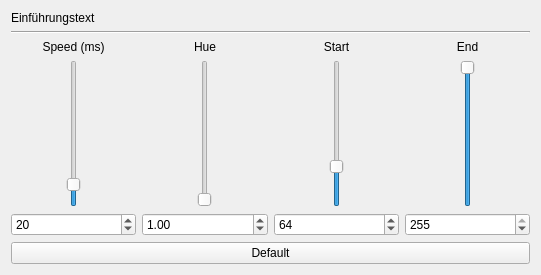
This is demo/src/ui/fire.ui in Tinkerforge/blinkenlights as Qt 5 draws it before an edit. The edited form follows.
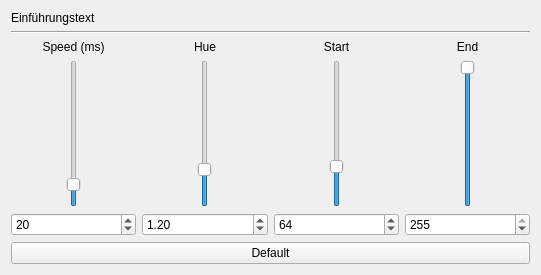
This is the edited form.

Patch:
```diff
--- a/demo/src/ui/fire.ui
+++ b/demo/src/ui/fire.ui
@@ -101,6 +101,9 @@
              <property name="maximum">
               <number>50</number>
              </property>
+             <property name="value">
+              <number>12</number>
+             </property>
              <property name="orientation">
               <enum>Qt::Vertical</enum>
              </property>
@@ -120,7 +123,7 @@
             <double>0.100000000000000</double>
            </property>
            <property name="value">
-            <double>1.000000000000000</double>
+            <double>1.200000000000000</double>
            </property>
           </widget>
          </item>
```
